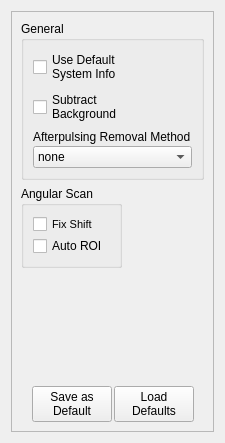
Before: the Qt Designer form gui/optionswindow.ui in Th3Tr00p3r/gSTED-sFCS, drawn with Qt 5.
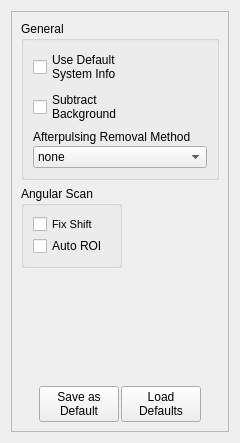
After: the same form once the commit is applied.

Diff of the .ui file:
```diff
--- a/gui/optionswindow.ui
+++ b/gui/optionswindow.ui
@@ -6,7 +6,7 @@
    <rect>
     <x>0</x>
     <y>0</y>
-    <width>225</width>
+    <width>240</width>
     <height>443</height>
    </rect>
   </property>
@@ -88,7 +88,7 @@
        </widget>
       </item>
       <item>
-       <layout class="QHBoxLayout" name="horizontalLayout_2">
+       <layout class="QHBoxLayout" name="horizontalLayout_2" stretch="1,10">
         <property name="spacing">
          <number>0</number>
         </property>
```
